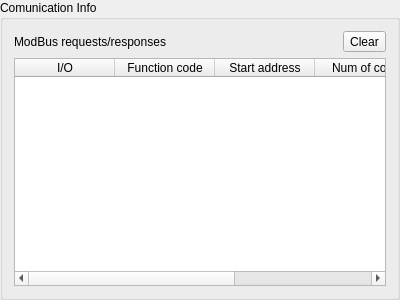
Pryadka/AirCoolControll, file AirCoolControll/AirCoolControll/connectionlog.ui: the form before one commit.
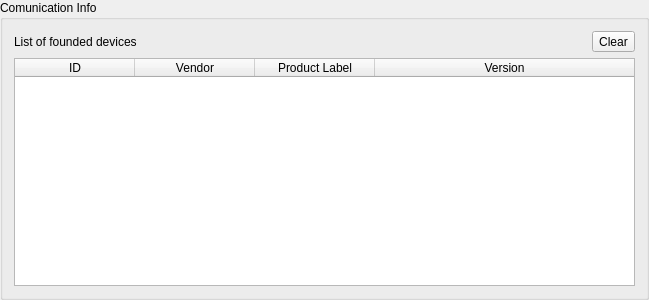
The form after the commit.

What changed in the file:
```diff
--- a/AirCoolControll/AirCoolControll/connectionlog.ui
+++ b/AirCoolControll/AirCoolControll/connectionlog.ui
@@ -6,7 +6,7 @@
    <rect>
     <x>0</x>
     <y>0</y>
-    <width>400</width>
+    <width>649</width>
     <height>300</height>
    </rect>
   </property>
@@ -42,7 +42,7 @@
           <item>
            <widget class="QLabel" name="label_4">
             <property name="text">
-             <string>ModBus requests/responses</string>
+             <string>List of founded devices</string>
             </property>
            </widget>
           </item>
@@ -70,29 +70,42 @@
         </item>
         <item>
          <widget class="QTableWidget" name="tableWidget">
+          <attribute name="horizontalHeaderCascadingSectionResizes">
+           <bool>false</bool>
+          </attribute>
+          <attribute name="horizontalHeaderDefaultSectionSize">
+           <number>120</number>
+          </attribute>
+          <attribute name="horizontalHeaderStretchLastSection">
+           <bool>true</bool>
+          </attribute>
+          <attribute name="verticalHeaderVisible">
+           <bool>false</bool>
+          </attribute>
+          <attribute name="verticalHeaderDefaultSectionSize">
+           <number>20</number>
+          </attribute>
+          <attribute name="verticalHeaderMinimumSectionSize">
+           <number>20</number>
+          </attribute>
           <column>
            <property name="text">
-            <string>I/O</string>
+            <string>ID</string>
            </property>
           </column>
           <column>
            <property name="text">
-            <string>Function code</string>
+            <string>Vendor</string>
            </property>
           </column>
           <column>
            <property name="text">
-            <string>Start address</string>
+            <string>Product Label</string>
            </property>
           </column>
           <column>
            <property name="text">
-            <string>Num of coils</string>
-           </property>
-          </column>
-          <column>
-           <property name="text">
-            <string>CRC</string>
+            <string>Version</string>
            </property>
           </column>
          </widget>
```
